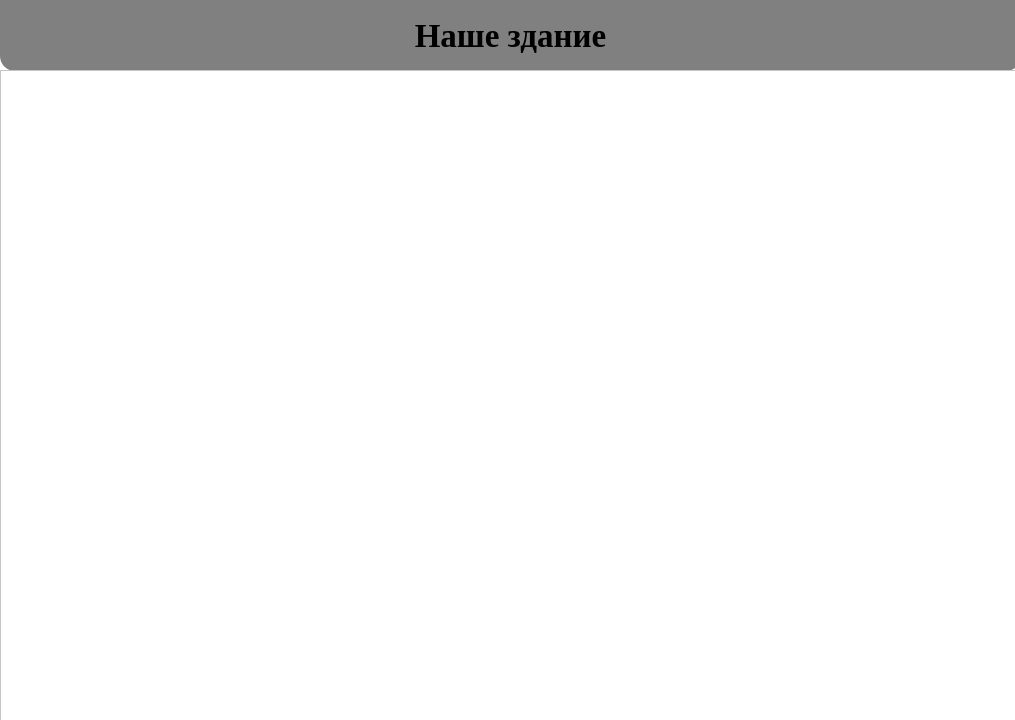
Old version of the form frontend/client/src/room_list_window.ui in the repository cgsgag2/RoomSched.
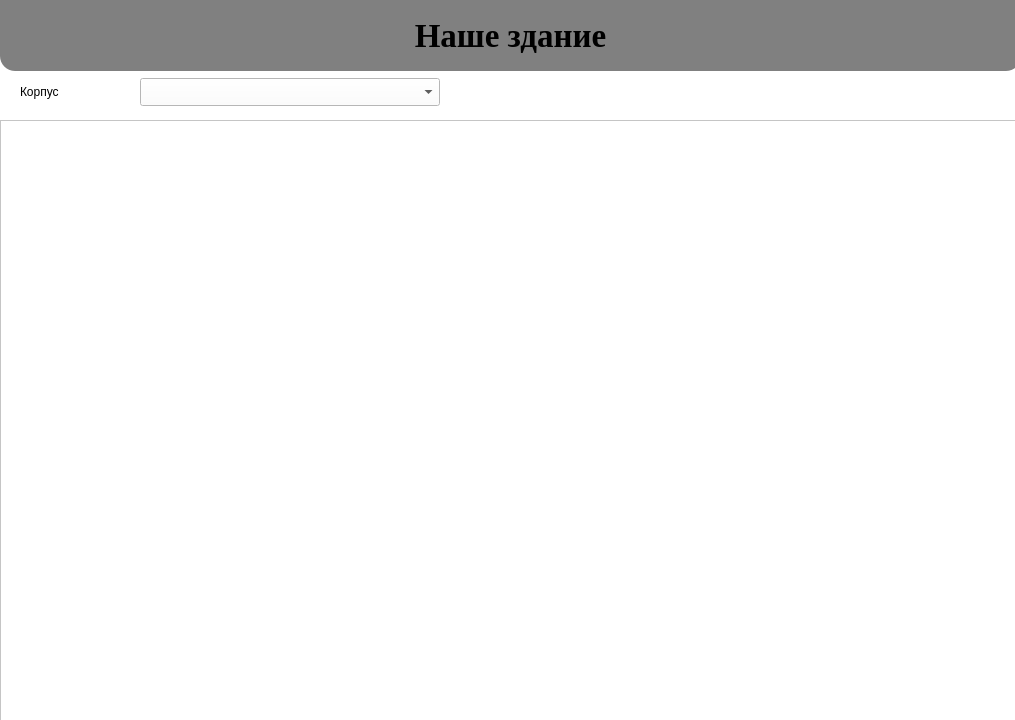
New version of the form.

Commit message: Commit by Varvara Lakhnova. Added buildings

The edit to the form file:
```diff
--- a/frontend/client/src/room_list_window.ui
+++ b/frontend/client/src/room_list_window.ui
@@ -55,13 +55,36 @@
                 <set>Qt::AlignmentFlag::AlignCenter</set>
             </property>
         </widget>
+        <widget class="QLabel" name="buildingLabel">
+            <property name="geometry">
+                <rect>
+                    <x>20</x>
+                    <y>80</y>
+                    <width>120</width>
+                    <height>24</height>
+                </rect>
+            </property>
+            <property name="text">
+                <string>Корпус</string>
+            </property>
+        </widget>
+        <widget class="QComboBox" name="buildingCombo">
+            <property name="geometry">
+                <rect>
+                    <x>140</x>
+                    <y>78</y>
+                    <width>300</width>
+                    <height>28</height>
+                </rect>
+            </property>
+        </widget>
         <widget class="QScrollArea" name="scrollArea">
             <property name="geometry">
                 <rect>
                     <x>0</x>
-                    <y>70</y>
+                    <y>120</y>
                     <width>1021</width>
-                    <height>651</height>
+                    <height>601</height>
                 </rect>
             </property>
             <property name="verticalScrollBarPolicy">
@@ -76,7 +99,7 @@
                         <x>0</x>
                         <y>0</y>
                         <width>1019</width>
-                        <height>649</height>
+                        <height>599</height>
                     </rect>
                 </property>
                 <property name="minimumSize">
@@ -91,7 +114,7 @@
                             <x>0</x>
                             <y>0</y>
                             <width>1011</width>
-                            <height>641</height>
+                            <height>591</height>
                         </rect>
                     </property>
                     <layout class="QGridLayout" name="gridLayout"/>
```
The commit also changes 16 other files.
